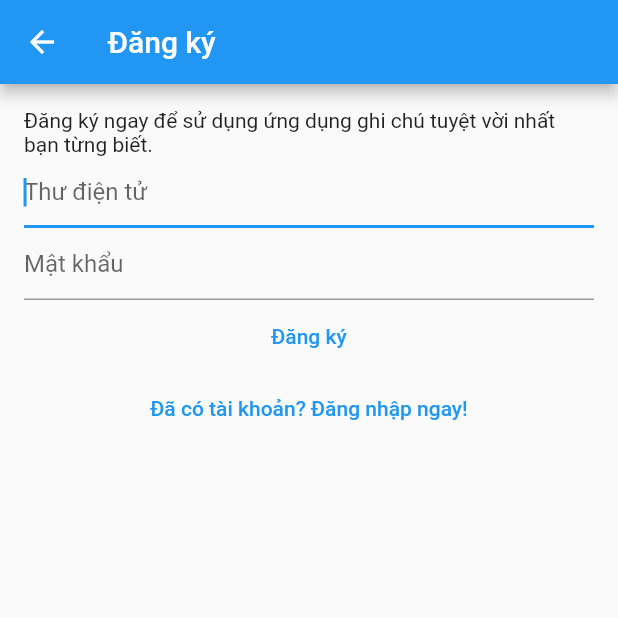
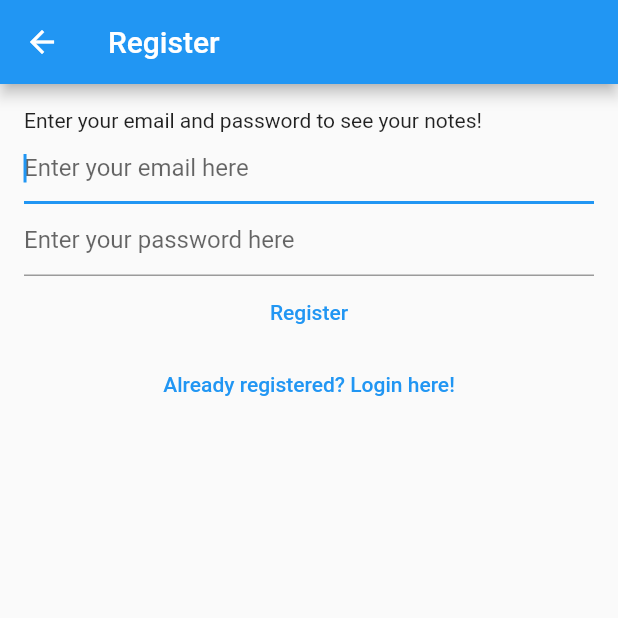
Before and after one commit to tqucbo/flutter_mynotes, a Flutter app: the RegisterView screen opened directly, on a phone screen of 412 x 824 dp, the top half of it. Run offline on Flutter 3.47's test engine with Material 2 defaults, Android fonts, the phone set to English and light mode, and no system bars; our stand-ins replace bloc, cloud_firestore, equatable, firebase_auth, firebase_core, flutter_bloc and 1 more; accounts and stored records are empty; generated files the repository leaves out were written again; network calls fail.

Commit message:
APR28_2022_commit

```diff
--- /dev/null
+++ b/l10n.yaml
@@ -0,0 +1,3 @@
+arb-dir: lib/l10n
+template-arb-file: intl_en.arb
+output-localization-file: app_localizations.dart
--- /dev/null
+++ b/lib/extenstions/buildcontext/loc.dart
@@ -0,0 +1,6 @@
+import 'package:flutter/material.dart';
+import 'package:flutter_gen/gen_l10n/app_localizations.dart';
+
+extension Localization on BuildContext {
+  AppLocalizations get loc => AppLocalizations.of(this)!;
+}
--- /dev/null
+++ b/lib/l10n/intl_en.arb
@@ -0,0 +1,62 @@
+{
+    "my_title": "My notes",
+
+    "logout_button": "Log out",
+    "note": "Note",
+    "cancel": "Cancel",
+    "yes": "Yes",
+    "delete": "Delete",
+    "sharing": "Sharing",
+    "ok": "OK",
+    "login": "Login",
+    "verify_email": "Verify email",
+    "register": "Register",
+    "restart": "Restart",
+
+    "start_typing_your_note": "Start typing your note",
+    "delete_note_prompt": "Are you sure you want to delete this note?",
+    "cannot_share_empty_note_prompt": "Cannot share an empty note!",
+    "generic_error_prompt": "An error occurred",
+    "logout_dialog_prompt": "Are you sure you want to log out?",
+
+    "password_reset": "Password reset",
+    "password_reset_dialog_prompt": "We have now sent you a password reset link. Please check your email for more information.",
+
+    "login_error_cannot_find_user": "Cannot find a user with the entered credentials!",
+    "login_error_wrong_credentials": "Wrong credentials",
+    "login_error_auth_error": "Authentication error",
+
+    "login_view_prompt": "Please log in to your account in order to interact with and create notes!",
+
+    "login_view_forgot_password": "I forgot my password",
+    "login_view_not_registered_yet": "Not registered yet? Register here!",
+
+    "email_text_field_placeholder": "Enter your email here",
+    "password_text_field_placeholder": "Enter your password here",
+
+    "forgot_password": "Forgot Password",
+    "forgot_password_view_generic_error": "We could not process your request. Please make sure that you are a registered user, or if not, register a user now by going back one step.",
+    "forgot_password_view_prompt": "If you forgot your password, simply enter your email and we will send you a password reset link.",
+    "forgot_password_view_send_me_link": "Send me password reset link",
+    "forgot_password_view_back_to_login": "Back to login page",
+
+    "register_error_weak_password": "This password is not secure enough. Please choose another password!",
+    "register_error_email_already_in_use": "This email is already registered to another user. Please choose another email!",
+    "register_error_generic": "Failed to register. Please try again later!",
+    "register_error_invalid_email": "The email address you entered appears to be invalid. Please try another email address!",
+    "register_view_prompt": "Enter your email and password to see your notes!",
+    "register_view_already_registered": "Already registered? Login here!",
+
+    "verify_email_view_prompt": "We've sent you an email verification. Please open it to verify your account. If you haven't received a verification email yet, press the button below!",
+    "verify_email_send_email_verification": "Send email verification",
+
+    "notes_title": "{count, plural, =0{No notes yet} =1{1 note} other{{count} notes}}",
+    "@notes_title": {
+        "placeholders": {
+            "count": {
+                "type": "int",
+                "example": "3 notes"
+            }
+        }
+    }
+}
--- /dev/null
+++ b/lib/l10n/intl_vi.arb
@@ -0,0 +1,63 @@
+{
+    "my_title": "Ghi chú của tôi",
+
+    "logout_button": "Đăng xuất",
+    "note": "Ghi chú",
+    "cancel": "Huỷ",
+    "yes": "Có",
+    "delete": "Xoá",
+    "sharing": "Chia sẻ",
+    "ok": "Đồng ý",
+    "login": "Đăng nhập",
+    "verify_email": "Xác thực thư điện tử",
+    "register": "Đăng ký",
+    "restart": "Khởi động lại",
+
+    "start_typing_your_note": "Nhập ghi chú của bạn",
+    "delete_note_prompt": "Bạn thật sự muốn xoá ghi chủ này không?",
+    "cannot_share_empty_note_prompt": "Không thể chia sẻ một ghi chú trống.",
+    "generic_error_prompt": "Đã có lỗi xảy ra.",
+    "logout_dialog_prompt": "Bạn thật sự muốn đăng xuất không?",
+
+    "password_reset": "Khôi phục mật khẩu",
+    "password_reset_dialog_prompt": "Chúng tôi đã gửi thư xác nhận khôi phục mật khẩu đến địa chỉ thư điện tử mà bạn đã đăng ký tài khoản. Vui lòng kiểm tra trong mục 'Hộp thư đến' hoặc 'Thư rác'.",
+
+    "login_error_cannot_find_user": "Không tìm thấy tài khoản với thông tin vừa nhập.",
+    "login_error_wrong_credentials": "Thư điện tử hoặc mật khẩu không đúng.",
+    "login_error_auth_error": "Đã có lỗi trong lúc xác thực.",
+
+    "login_view_prompt": "Vui lòng đăng nhập để quản lý ghi chú của bạn.",
+
+    "login_view_forgot_password": "Bạn quên mật khẩu?",
+    "login_view_not_registered_yet": "Chưa có tài khoản? Đăng ký ngay!",
+
+    "email_text_field_placeholder": "Nhập thư điện tử",
+    "password_text_field_placeholder": "Nhập mật khẩu",
+
+    "forgot_password": "Quên mật khẩu",
+    "forgot_password_view_generic_error": "Không thể thực hiện thao tác. Hãy đảm bảo rằng bạn đã đăng ký tài khoản thành công.",
+    "forgot_password_view_prompt": "Nếu bạn quên mật khẩu, nhập thư điện tử của bạn và chúng tôi sẽ gửi thư xác thực.",
+    "forgot_password_view_send_me_link": "Gửi thư xác thực",
+    "forgot_password_view_back_to_login": "Đăng nhập",
+
+    "register_error_weak_password": "Mật khẩu yếu. Hãy chọn một mật khẩu mạnh hơn.",
+    "register_error_email_already_in_use": "Thư điện tử này đã được đăng ký. Hãy sử dụng một thư điện tử khác.",
+    "register_error_generic": "Đăng ký thất bại. Vui lòng thử lại sau.",
+    "register_error_invalid_email": "Thư điện tử không đúng định dạng. Vui lòng nhập lại.",
+    "register_view_prompt": "Nhập thư điện tử và mật khẩu của bạn để trải nghiệm ứng dụng ghi chú tốt nhất bạn từng biết.",
+    "register_view_already_registered": "Đã có tài khoản? Đăng nhập ngay!",
+
+    "verify_email_view_prompt": "Chúng tôi đã gửi thư xác nhận đến địa chỉ thư điện tử bạn đã nhập. Nếu chưa nhận được thư xác nhận, vui lòng nhấn nút 'Gửi lại thư xác thực'. Nếu đã thực hiện xác nhận tài khoản, vui lòng nhấn nút 'Đăng nhập'",
+    "verify_email_send_email_verification": "Gửi thư xác thực",
+
+    "notes_title": "{count, plural, =0{Không có ghi chú nào} other{{count} ghi chú}}",
+    "@notes_title": {
+        "placeholders": {
+            "count": {
+                "type": "int",
+                "example": "3 ghi chú"
+            }
+        }
+    }
+
+}
--- a/lib/main.dart
+++ b/lib/main.dart
@@ -12,6 +12,7 @@ import 'package:mynotes/views/notes/create_update_note_view.dart';
 import 'package:mynotes/views/notes/notes_view.dart';
 import 'package:mynotes/views/register_view.dart';
 import 'package:mynotes/views/verify_email_view.dart';
+import 'package:flutter_gen/gen_l10n/app_localizations.dart';
 
 void main() {
   WidgetsFlutterBinding.ensureInitialized();
@@ -24,6 +25,8 @@ class MyApp extends StatelessWidget {
   @override
   Widget build(BuildContext context) {
     return MaterialApp(
+      supportedLocales: AppLocalizations.supportedLocales,
+      localizationsDelegates: AppLocalizations.localizationsDelegates,
       title: 'Flutter Demo',
       theme: ThemeData(
         primarySwatch: Colors.blue,
--- a/lib/utilities/dialogs/delete_dialog.dart
+++ b/lib/utilities/dialogs/delete_dialog.dart
@@ -1,4 +1,5 @@
 import 'package:flutter/material.dart';
+import 'package:mynotes/extenstions/buildcontext/loc.dart';
 import 'package:mynotes/utilities/dialogs/generic_dialog.dart';
 
 Future<bool> showDeleteDialog(
@@ -6,11 +7,11 @@ Future<bool> showDeleteDialog(
 ) {
   return showGenericDialog<bool>(
     context: context,
-    title: 'Xoá ghi chú',
-    content: 'Bạn có chắc muốn xoá ghi chú này không?',
+    title: context.loc.delete,
+    content: context.loc.delete_note_prompt,
     optionBuilder: () => {
-      'Huỷ': false,
-      'Đồng ý': true,
+      context.loc.cancel: false,
+      context.loc.yes: true,
     },
   ).then(
     (value) => value ?? false,
--- a/lib/utilities/dialogs/error_dialog.dart
+++ b/lib/utilities/dialogs/error_dialog.dart
@@ -1,4 +1,5 @@
 import 'package:flutter/material.dart';
+import 'package:mynotes/extenstions/buildcontext/loc.dart';
 import 'package:mynotes/utilities/dialogs/generic_dialog.dart';
 
 Future<void> showErrorDialog(
@@ -7,10 +8,10 @@ Future<void> showErrorDialog(
 ) {
   return showGenericDialog<void>(
     context: context,
-    title: 'Đã có lỗi xảy ra',
+    title: context.loc.generic_error_prompt,
     content: text,
     optionBuilder: () => {
-      'OK': null,
+      context.loc.ok: null,
     },
   );
 }
--- a/lib/utilities/dialogs/logout_dialog.dart
+++ b/lib/utilities/dialogs/logout_dialog.dart
@@ -1,4 +1,5 @@
 import 'package:flutter/material.dart';
+import 'package:mynotes/extenstions/buildcontext/loc.dart';
 import 'package:mynotes/utilities/dialogs/generic_dialog.dart';
 
 Future<bool> showLogOutDialog(
@@ -6,11 +7,11 @@ Future<bool> showLogOutDialog(
 ) {
   return showGenericDialog<bool>(
     context: context,
-    title: 'Đăng xuất',
-    content: 'Bạn có chắc muốn đăng xuất không?',
+    title: context.loc.logout_button,
+    content: context.loc.logout_dialog_prompt,
     optionBuilder: () => {
-      'Huỷ': false,
-      'Đồng ý': true,
+      context.loc.cancel: false,
+      context.loc.yes: true,
     },
   ).then(
     (value) => value ?? false,
--- a/lib/utilities/dialogs/password_reset_email_sent_dialog.dart
+++ b/lib/utilities/dialogs/password_reset_email_sent_dialog.dart
@@ -1,14 +1,14 @@
 import 'package:flutter/material.dart';
+import 'package:mynotes/extenstions/buildcontext/loc.dart';
 import 'package:mynotes/utilities/dialogs/generic_dialog.dart';
 
 Future<void> showPasswordResetSentDialog(BuildContext context) {
   return showGenericDialog(
     context: context,
-    title: 'Khôi phục mật khẩu',
-    content:
-        'Chúng tôi đã gửi liên kết xác thực yêu cầu khôi phục mật khẩu đến thư điện tử của bạn. Vui lòng kiểm tra trong mục \'Hộp thư đến\' hoặc \'Thư rác\'.',
+    title: context.loc.password_reset,
+    content: context.loc.password_reset_dialog_prompt,
     optionBuilder: () => {
-      'Đồng ý': null,
+      context.loc.ok: null,
     },
   );
 }
--- a/lib/views/forgot_password_view.dart
+++ b/lib/views/forgot_password_view.dart
@@ -1,5 +1,6 @@
 import 'package:flutter/material.dart';
 import 'package:flutter_bloc/flutter_bloc.dart';
+import 'package:mynotes/extenstions/buildcontext/loc.dart';
 import 'package:mynotes/services/auth/bloc/auth_bloc.dart';
 import 'package:mynotes/services/auth/bloc/auth_event.dart';
 import 'package:mynotes/services/auth/bloc/auth_state.dart';
@@ -38,27 +39,27 @@ class _ForgotPasswordViewState extends State<ForgotPasswordView> {
             await showPasswordResetSentDialog(context);
           }
           if (state.exception != null) {
-            await showErrorDialog(context,
-                'Chúng tôi không thể thực hiện yêu cầu. Có thể do thư điện tử của bạn đã được đăng ký.');
+            await showErrorDialog(
+                context, context.loc.forgot_password_view_generic_error);
           }
         }
       },
       child: Scaffold(
         appBar: AppBar(
-          title: const Text('Quên mật khẩu'),
+          title: Text(context.loc.forgot_password),
         ),
         body: Padding(
           padding: const EdgeInsets.all(16.0),
+          child: SingleChildScrollView(
             child: Column(children: [
-            const Text(
-                'Nếu bạn thật sự quên mật khẩu, hãy nhập thư điện tử của bạn và chúng tôi sẽ gửi một thư xác thực yêu cầu này.'),
+              Text(context.loc.forgot_password_view_prompt),
               TextField(
                 keyboardType: TextInputType.emailAddress,
                 autocorrect: false,
                 autofocus: true,
                 controller: _controller,
-              decoration: const InputDecoration(
-                  hintText: 'Địa chỉ thử điện tử của bạn'),
+                decoration: InputDecoration(
+                    hintText: context.loc.email_text_field_placeholder),
               ),
               TextButton(
                   onPressed: () {
@@ -67,13 +68,14 @@ class _ForgotPasswordViewState extends State<ForgotPasswordView> {
                         .read<AuthBloc>()
                         .add(AuthEventForgotPassword(email: email));
                   },
-                child: const Text('Gửi yêu cầu')),
+                  child: Text(context.loc.forgot_password_view_send_me_link)),
               TextButton(
                   onPressed: () {
                     context.read<AuthBloc>().add(const AuthEventLogOut());
                   },
-                child: const Text('Đăng nhập')),
+                  child: Text(context.loc.forgot_password_view_back_to_login)),
             ]),
+          ),
         ),
       ),
     );
--- a/lib/views/login_view.dart
+++ b/lib/views/login_view.dart
@@ -1,5 +1,6 @@
 import 'package:flutter/material.dart';
 import 'package:flutter_bloc/flutter_bloc.dart';
+import 'package:mynotes/extenstions/buildcontext/loc.dart';
 import 'package:mynotes/services/auth/auth_exceptions.dart';
 import 'package:mynotes/services/auth/bloc/auth_bloc.dart';
 import 'package:mynotes/services/auth/bloc/auth_event.dart';
@@ -37,39 +38,44 @@ class _LoginViewState extends State<LoginView> {
       listener: (context, state) async {
         if (state is AuthStateLoggedOut) {
           if (state.exception is UserNotFoundAuthException) {
-            await showErrorDialog(context, 'Không tìm thấy tài khoản với thông tin vừa nhập.');
+            await showErrorDialog(
+                context, context.loc.login_error_cannot_find_user);
           } else if (state.exception is WrongPasswordAuthException) {
             await showErrorDialog(
-                context, 'Thư điện tử hoặc mật khẩu không đúng.');
+                context, context.loc.login_error_wrong_credentials);
           } else if (state.exception is GenericAuthException) {
-            await showErrorDialog(context, 'Lỗi xác thực không xác định.');
+            await showErrorDialog(context, context.loc.login_error_auth_error);
           } else if (state.exception is InvalidEmailAuthException) {
-            await showErrorDialog(context, 'Thư điện tử không đúng định dạng.');
+            await showErrorDialog(
+                context, context.loc.register_error_invalid_email);
           }
         }
       },
       child: Scaffold(
         appBar: AppBar(
-          title: const Text('Đăng nhập'),
+          title: Text(context.loc.my_title),
         ),
         body: Padding(
           padding: const EdgeInsets.all(16.0),
+          child: SingleChildScrollView(
             child: Column(
               children: [
-              const Text('Để truy cập vào các ghi chú đã lưu, vui lòng đăng nhập vào tài khoản của bạn.'),
+                Text(context.loc.login_view_prompt),
                 TextField(
                   controller: _email,
                   enableSuggestions: false,
                   autocorrect: false,
                   keyboardType: TextInputType.emailAddress,
-                decoration: const InputDecoration(hintText: 'Thư điện tử'),
+                  decoration: InputDecoration(
+                      hintText: context.loc.email_text_field_placeholder),
                 ),
                 TextField(
                   controller: _password,
                   obscureText: true,
                   enableSuggestions: false,
                   autocorrect: false,
-                decoration: const InputDecoration(hintText: 'Mật khẩu'),
+                  decoration: InputDecoration(
+                      hintText: context.loc.password_text_field_placeholder),
                 ),
                 TextButton(
                   onPressed: () async {
@@ -82,7 +88,7 @@ class _LoginViewState extends State<LoginView> {
                           ),
                         );
                   },
-                child: const Text('Đăng nhập'),
+                  child: Text(context.loc.login),
                 ),
                 TextButton(
                     onPressed: () {
@@ -90,15 +96,16 @@ class _LoginViewState extends State<LoginView> {
                             const AuthEventShouldRegister(),
                           );
                     },
-                  child: const Text('Chưa có tài khoản? Đăng ký ngay!')),
+                    child: Text(context.loc.login_view_not_registered_yet)),
                 TextButton(
                     onPressed: () {
-                    context.read<AuthBloc>().add(
-                          const AuthEventForgotPassword()
-                        );
+                      context
+                          .read<AuthBloc>()
+                          .add(const AuthEventForgotPassword());
                     },
-                  child: const Text('Quên mật khẩu')),
+                    child: Text(context.loc.login_view_forgot_password)),
               ],
+            ),
           ),
         ),
       ),
--- a/lib/views/notes/create_update_note_view.dart
+++ b/lib/views/notes/create_update_note_view.dart
@@ -1,8 +1,8 @@
 import 'package:flutter/material.dart';
+import 'package:mynotes/extenstions/buildcontext/loc.dart';
 import 'package:mynotes/services/auth/auth_service.dart';
 import 'package:mynotes/services/cloud/cloud_note.dart';
 import 'package:mynotes/services/cloud/firebase_cloud_storage.dart';
-import 'package:mynotes/services/cloud/cloud_storage_exceptions.dart';
 import 'package:mynotes/utilities/dialogs/cannot_share_empty_note_dialog.dart';
 import 'package:mynotes/utilities/generics/get_arguments.dart';
 import 'package:share_plus/share_plus.dart';
@@ -97,7 +97,7 @@ class _CreateUpdateNoteViewState extends State<CreateUpdateNoteView> {
   Widget build(BuildContext context) {
     return Scaffold(
       appBar: AppBar(
-        title: const Text('Tạo ghi chú mới'),
+        title: Text(context.loc.note),
         actions: [
           IconButton(
             onPressed: () async {
@@ -124,8 +124,8 @@ class _CreateUpdateNoteViewState extends State<CreateUpdateNoteView> {
                   controller: _textController,
                   keyboardType: TextInputType.multiline,
                   maxLines: null,
-                  decoration: const InputDecoration(
-                    hintText: 'Viết ghi chú của bạn ở đây...',
+                  decoration: InputDecoration(
+                    hintText: context.loc.start_typing_your_note,
                   ),
                 );
               default:
--- a/lib/views/register_view.dart
+++ b/lib/views/register_view.dart
@@ -1,5 +1,6 @@
 import 'package:flutter/material.dart';
 import 'package:flutter_bloc/flutter_bloc.dart';
+import 'package:mynotes/extenstions/buildcontext/loc.dart';
 import 'package:mynotes/services/auth/auth_exceptions.dart';
 import 'package:mynotes/services/auth/bloc/auth_bloc.dart';
 import 'package:mynotes/services/auth/bloc/auth_event.dart';
@@ -39,50 +40,51 @@ class _RegisterViewState extends State<RegisterView> {
           if (state.exception is WeakPasswordAuthException) {
             await showErrorDialog(
               context,
-              'Mật khẩu yếu',
+              context.loc.register_error_weak_password,
             );
           } else if (state.exception is EmailAlreadyInUseAuthException) {
             await showErrorDialog(
               context,
-              'Thư điện tử này đã được sử dụng',
+              context.loc.register_error_email_already_in_use,
             );
           } else if (state.exception is InvalidEmailAuthException) {
             await showErrorDialog(
               context,
-              'Thư điện tử không đúng định dạng.',
+              context.loc.register_error_invalid_email,
             );
           } else if (state.exception is GenericAuthException) {
             await showErrorDialog(
               context,
-              'Lỗi xác thực không xác định.',
+              context.loc.register_error_generic,
             );
           }
         }
       },
       child: Scaffold(
         appBar: AppBar(
-          title: const Text('Đăng ký'),
+          title: Text(context.loc.register),
         ),
         body: Padding(
           padding: const EdgeInsets.all(16.0),
+          child: SingleChildScrollView(
             child: Column(
               crossAxisAlignment: CrossAxisAlignment.start,
               children: [
-              const Text('Đăng ký ngay để sử dụng ứng dụng ghi chú tuyệt vời nhất bạn từng biết.'),
+                Text(context.loc.register_view_prompt),
                 TextField(
                   controller: _email,
                   enableSuggestions: false,
                   autocorrect: false,
                   autofocus: true,
                   keyboardType: TextInputType.emailAddress,
-                decoration: const InputDecoration(hintText: 'Thư điện tử'),
+                  decoration: InputDecoration(hintText: context.loc.email_text_field_placeholder),
                 ),
                 TextField(
                   controller: _password,
                   obscureText: true,
                   enableSuggestions: false,
                   autocorrect: false,
-                decoration: const InputDecoration(hintText: 'Mật khẩu'),
+                  decoration: InputDecoration(hintText: context.loc.password_text_field_placeholder),
                 ),
                 Center(
                   child: TextButton(
@@ -96,7 +98,7 @@ class _RegisterViewState extends State<RegisterView> {
                             ),
                           );
                     },
-                  child: const Text('Đăng ký'),
+                    child: Text(context.loc.register),
                   ),
                 ),
                 Center(
@@ -104,9 +106,10 @@ class _RegisterViewState extends State<RegisterView> {
                       onPressed: () {
                         context.read<AuthBloc>().add(const AuthEventLogOut());
                       },
-                    child: const Text('Đã có tài khoản? Đăng nhập ngay!')),
+                      child: Text(context.loc.register_view_already_registered)),
                 ),
               ],
+            ),
           ),
         ),
       ),
--- a/lib/views/verify_email_view.dart
+++ b/lib/views/verify_email_view.dart
@@ -21,6 +21,7 @@ class _VerifyEmailViewState extends State<VerifyEmailView> {
       ),
       body: Padding(
         padding: const EdgeInsets.all(16.0),
+        child: SingleChildScrollView(
           child: Column(
             children: [
               const Text(
@@ -46,6 +47,7 @@ class _VerifyEmailViewState extends State<VerifyEmailView> {
             ],
           ),
         ),
+      ),
     );
   }
 }
--- a/pubspec.yaml
+++ b/pubspec.yaml
@@ -29,6 +29,8 @@ environment:
 dependencies:
   flutter:
     sdk: flutter
+  flutter_localizations:
+    sdk: flutter
 
 
   # The following adds the Cupertino Icons font to your application.
@@ -46,6 +48,7 @@ dependencies:
   flutter_bloc: ^8.0.1
   equatable: ^2.0.3
   flutter_launcher_icons: ^0.9.2
+  intl: ^0.17.0
 
 dev_dependencies:
   flutter_test:
@@ -65,6 +68,7 @@ dev_dependencies:
 # The following section is specific to Flutter.
 flutter:
 
+  generate: true
   # The following line ensures that the Material Icons font is
   # included with your application, so that you can use the icons in
   # the material Icons class.
```
Also changed, not shown: lib/utilities/dialogs/cannot_share_empty_note_dialog.dart (+4 -3 lines), lib/views/notes/notes_view.dart (+25 -6 lines), pubspec.lock. Lines whose indentation alone changed are shown as unchanged.
